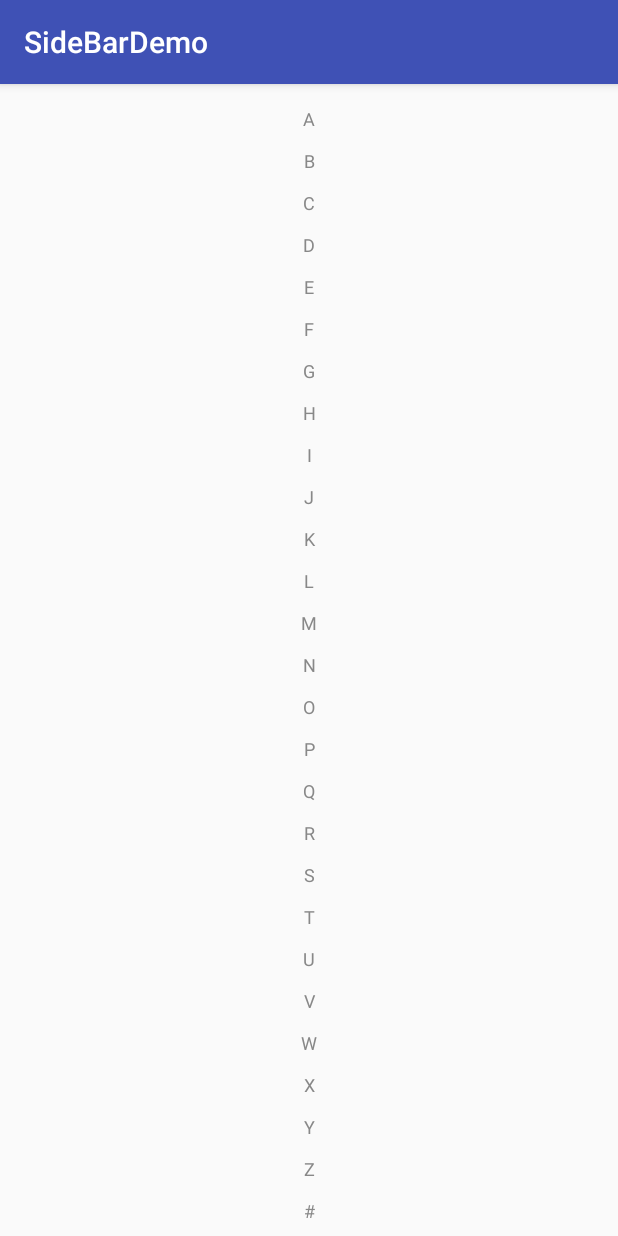
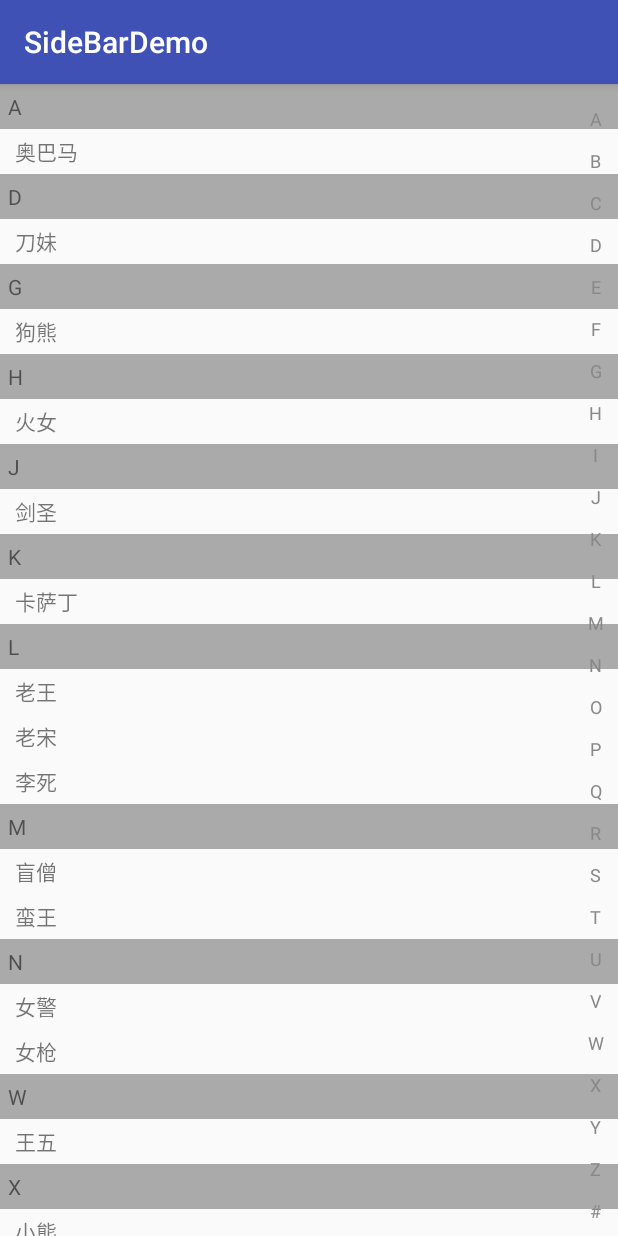
Before and after one commit to JinxLori/SidebarDemo, an Android app: the screen it shows after launch (MainActivity), on a phone screen of 412 x 824 dp. Run offline under Robolectric (Android 15) with nearby library versions, the phone set to English and light mode, and no system bars.

Commit message:
add demo

```diff
--- a/app/build.gradle
+++ b/app/build.gradle
@@ -20,8 +20,9 @@ android {
 }
 
 dependencies {
-    compile fileTree(dir: 'libs', include: ['*.jar'])
+    compile fileTree(include: ['*.jar'], dir: 'libs')
     testCompile 'junit:junit:4.12'
     compile 'com.android.support:appcompat-v7:23.4.0'
-    compile project(":library")
+    compile project(':library')
+    compile files('libs/pinyin4j-2.5.0.jar')
 }
--- a/app/src/main/java/com/jason/sidebardemo/MainActivity.java
+++ b/app/src/main/java/com/jason/sidebardemo/MainActivity.java
@@ -2,12 +2,74 @@ package com.jason.sidebardemo;
 
 import android.support.v7.app.AppCompatActivity;
 import android.os.Bundle;
+import android.view.View;
+import android.widget.ListView;
+
+import com.jason.library.widget.Sidebar;
+import com.jason.sidebardemo.adapter.MyAdapter;
+import com.jason.sidebardemo.model.Contact;
+
+import java.util.ArrayList;
+import java.util.Collections;
+import java.util.List;
 
 public class MainActivity extends AppCompatActivity {
+    ListView mListView;
+    Sidebar mSidebar;
+    MyAdapter mAdapter;
+
+
 
     @Override
     protected void onCreate(Bundle savedInstanceState) {
         super.onCreate(savedInstanceState);
         setContentView(R.layout.activity_main);
+
+        initView();
+    }
+
+    private void initView() {
+        mListView = (ListView) findViewById(R.id.list);
+        mSidebar = (Sidebar) findViewById(R.id.sidebar);
+        mSidebar.setOnAlphabetChangeListener(new Sidebar.OnAlphabetChangeListener() {
+            @Override
+            public void alphabetChangeListener(View v, String alphabet, int section) {
+                mListView.setSelection(mAdapter.getPositionForSection(section));
+            }
+        });
+        mAdapter = new MyAdapter(this, getDatas());
+        mListView.setAdapter(mAdapter);
+    }
+
+    private List<Contact> getDatas() {
+        List<Contact> datas = new ArrayList<>();
+        datas.add(new Contact("小熊"));
+        datas.add(new Contact("小明"));
+        datas.add(new Contact("老王"));
+        datas.add(new Contact("老宋"));
+        datas.add(new Contact("李死"));
+        datas.add(new Contact("小张"));
+        datas.add(new Contact("王五"));
+        datas.add(new Contact("jason"));
+        datas.add(new Contact("java"));
+        datas.add(new Contact("python"));
+        datas.add(new Contact("c"));
+        datas.add(new Contact("c#"));
+        datas.add(new Contact("c++"));
+        datas.add(new Contact("盲僧"));
+        datas.add(new Contact("蛮王"));
+        datas.add(new Contact("剑圣"));
+        datas.add(new Contact("赵兴"));
+        datas.add(new Contact("女警"));
+        datas.add(new Contact("亚索"));
+        datas.add(new Contact("狗熊"));
+        datas.add(new Contact("刀妹"));
+        datas.add(new Contact("吸血鬼"));
+        datas.add(new Contact("卡萨丁"));
+        datas.add(new Contact("火女"));
+        datas.add(new Contact("女枪"));
+        datas.add(new Contact("奥巴马"));
+        Collections.sort(datas);
+        return datas;
     }
 }
--- /dev/null
+++ b/app/src/main/java/com/jason/sidebardemo/adapter/MyAdapter.java
@@ -0,0 +1,96 @@
+package com.jason.sidebardemo.adapter;
+
+import android.content.Context;
+import android.view.LayoutInflater;
+import android.view.View;
+import android.view.ViewGroup;
+import android.widget.BaseAdapter;
+import android.widget.SectionIndexer;
+import android.widget.TextView;
+
+import com.jason.library.widget.Sidebar;
+import com.jason.sidebardemo.R;
+import com.jason.sidebardemo.model.Contact;
+
+import java.util.Arrays;
+import java.util.List;
+
+/**
+ * @author zjh
+ * @date 2016/9/9
+ */
+public class MyAdapter extends BaseAdapter implements SectionIndexer{
+    private Context mContext;
+    private List<Contact> mContacts;
+    public MyAdapter(Context context,List<Contact> contacts){
+        mContext = context;
+        mContacts = contacts;
+    }
+
+    @Override
+    public int getCount() {
+        return mContacts.size();
+    }
+
+    @Override
+    public Object getItem(int position) {
+        return mContacts.get(position);
+    }
+
+    @Override
+    public long getItemId(int position) {
+        return position;
+    }
+
+    @Override
+    public View getView(int position, View convertView, ViewGroup parent) {
+        ViewHolder viewHolder;
+        if (convertView == null){
+            viewHolder = new ViewHolder();
+            convertView = LayoutInflater.from(mContext).inflate(R.layout.item_contact, null);
+            viewHolder.tvHeader = (TextView) convertView.findViewById(R.id.tv_header);
+            viewHolder.tvName = (TextView) convertView.findViewById(R.id.tv_name);
+            convertView.setTag(viewHolder);
+        }else {
+            viewHolder = (ViewHolder) convertView.getTag();
+        }
+
+        if (position == 0){
+            viewHolder.tvHeader.setVisibility(View.VISIBLE);
+        }else if (mContacts.get(position).getFirstAlphabet().charAt(0) != mContacts.get(position - 1).getFirstAlphabet().charAt(0)){
+            viewHolder.tvHeader.setVisibility(View.VISIBLE);
+        }else {
+            viewHolder.tvHeader.setVisibility(View.GONE);
+        }
+
+        viewHolder.tvHeader.setText(mContacts.get(position).getFirstAlphabet());
+        viewHolder.tvName.setText(mContacts.get(position).getName());
+
+        return convertView;
+    }
+
+    @Override
+    public Object[] getSections() {
+        return Arrays.copyOf(Sidebar.alphabets,Sidebar.alphabets.length);
+    }
+
+    @Override
+    public int getPositionForSection(int sectionIndex) {
+        for (int i=0; i<getCount(); i++){
+            if (((String)getSections()[sectionIndex]).charAt(0) == mContacts.get(i).getFirstAlphabet().charAt(0)){
+                return i;
+            }
+        }
+        return 0;
+    }
+
+    @Override
+    public int getSectionForPosition(int position) {
+        return 0;
+    }
+
+    class ViewHolder{
+        public TextView tvHeader;
+        public TextView tvName;
+    }
+}
--- /dev/null
+++ b/app/src/main/java/com/jason/sidebardemo/model/Contact.java
@@ -0,0 +1,42 @@
+package com.jason.sidebardemo.model;
+
+import com.jason.sidebardemo.util.PinYin4jUtil;
+
+/**
+ * @author zjh
+ * @date 2016/9/9
+ */
+public class Contact implements Comparable{
+    private String firstAlphabet;
+    private String name;
+
+    public Contact(String name) {
+        setName(name);
+    }
+
+    public String getFirstAlphabet() {
+        return firstAlphabet;
+    }
+
+
+    public String getName() {
+        return name;
+    }
+
+    public void setName(String name) {
+        this.name = name;
+        firstAlphabet = PinYin4jUtil.getFirstAlphabet(name);
+    }
+
+    @Override
+    public int compareTo(Object another) {
+        Contact compareContact = (Contact) another;
+        if (compareContact.getFirstAlphabet().equals("#")){
+            return 1;
+        }else if (getFirstAlphabet().equals("#")){
+            return -1;
+        }else {
+            return getFirstAlphabet().compareTo(((Contact) another).getFirstAlphabet());
+        }
+    }
+}
--- /dev/null
+++ b/app/src/main/java/com/jason/sidebardemo/util/PinYin4jUtil.java
@@ -0,0 +1,34 @@
+package com.jason.sidebardemo.util;
+
+import net.sourceforge.pinyin4j.PinyinHelper;
+import net.sourceforge.pinyin4j.format.HanyuPinyinCaseType;
+import net.sourceforge.pinyin4j.format.HanyuPinyinOutputFormat;
+import net.sourceforge.pinyin4j.format.HanyuPinyinToneType;
+import net.sourceforge.pinyin4j.format.HanyuPinyinVCharType;
+import net.sourceforge.pinyin4j.format.exception.BadHanyuPinyinOutputFormatCombination;
+
+/**
+ * @author zjh
+ * @date 2016/9/9
+ */
+public class PinYin4jUtil {
+    public static String getFirstAlphabet(String str) {
+        if (str != null && !str.equals("")){
+            char firstChar = str.charAt(0);
+            HanyuPinyinOutputFormat format = new HanyuPinyinOutputFormat();
+            format.setCaseType(HanyuPinyinCaseType.UPPERCASE);
+            format.setToneType(HanyuPinyinToneType.WITHOUT_TONE);
+            format.setVCharType(HanyuPinyinVCharType.WITH_V);
+            try {
+                if (Character.toString(firstChar).matches("[\u4E00-\u9FA5]+")) {
+                    return String.valueOf(PinyinHelper.toHanyuPinyinStringArray(firstChar, format)[0].charAt(0));
+                }else{
+                    return String.valueOf(firstChar);
+                }
+            } catch (BadHanyuPinyinOutputFormatCombination e) {
+                e.printStackTrace();
+            }
+        }
+        return "";
+    }
+}
--- a/app/src/main/res/layout/activity_main.xml
+++ b/app/src/main/res/layout/activity_main.xml
@@ -5,8 +5,16 @@
     android:layout_height="match_parent"
     tools:context="com.jason.sidebardemo.MainActivity">
 
+    <ListView
+        android:id="@+id/list"
+        android:divider="@null"
+        android:layout_width="match_parent"
+        android:layout_height="match_parent"/>
+
     <com.jason.library.widget.Sidebar
-        android:layout_width="match_parent"
+        android:id="@+id/sidebar"
+        android:layout_alignParentRight="true"
+        android:layout_width="30dp"
         android:layout_height="match_parent" />
 
 </RelativeLayout>
--- /dev/null
+++ b/app/src/main/res/layout/item_contact.xml
@@ -0,0 +1,23 @@
+<?xml version="1.0" encoding="utf-8"?>
+<LinearLayout xmlns:android="http://schemas.android.com/apk/res/android"
+    android:orientation="vertical" android:layout_width="match_parent"
+    android:layout_height="match_parent">
+
+    <TextView
+        android:id="@+id/tv_header"
+        android:visibility="gone"
+        android:layout_width="match_parent"
+        android:layout_height="30dp"
+        android:gravity="center_vertical"
+        android:paddingLeft="5dp"
+        android:background="@android:color/darker_gray" />
+
+
+    <TextView
+        android:id="@+id/tv_name"
+        android:layout_width="match_parent"
+        android:layout_height="30dp"
+        android:gravity="center_vertical"
+        android:paddingLeft="10dp" />
+
+</LinearLayout>
```
Also changed, not shown: app/libs/pinyin4j-2.5.0.jar (added), 1 other file.
